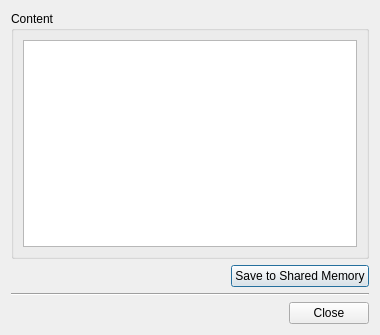
Old version of the form app1/maindialog.ui in the repository tisalexander/qsharedmemory.
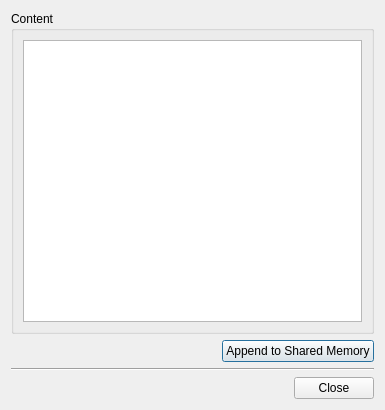
New version of the form.

Commit message: using shared memory log

Diff of the .ui file:
```diff
--- a/app1/maindialog.ui
+++ b/app1/maindialog.ui
@@ -6,8 +6,8 @@
    <rect>
     <x>0</x>
     <y>0</y>
-    <width>380</width>
-    <height>335</height>
+    <width>385</width>
+    <height>410</height>
    </rect>
   </property>
   <property name="windowTitle">
@@ -44,7 +44,7 @@
      <item>
       <widget class="QPushButton" name="pushButton_2">
        <property name="text">
-        <string>Save to Shared Memory</string>
+        <string>Append to Shared Memory</string>
        </property>
       </widget>
      </item>
```
Left out of the diff: 6 changed lines with no effect on the pictures. The commit also changes 6 other files.
